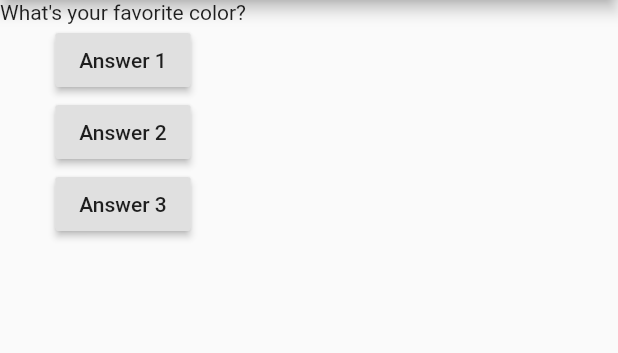
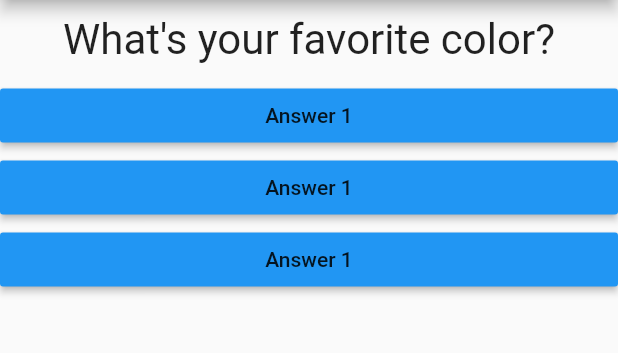
Before and after one commit to maximana99/FlutterApp, a Flutter app: the screen it shows after launch, on a phone screen of 412 x 824 dp, the part 84-437 px from its top. Run offline on Flutter 3.47's test engine with Material 2 defaults, Android fonts, the phone set to English and light mode, and no system bars.

Commit message:
Answer widget

```diff
--- /dev/null
+++ b/lib/answer.dart
@@ -0,0 +1,18 @@
+import 'package:flutter/material.dart';
+
+class Answer extends StatelessWidget {
+  final Function selectHandler;
+  Answer(this.selectHandler);
+
+  @override
+  Widget build(BuildContext context) {
+    return Container(
+      width: double.infinity,
+      child: RaisedButton(
+        color: Colors.blue,
+        child: Text('Answer 1'),
+        onPressed: selectHandler,
+      ),
+    );
+  }
+}
--- a/lib/main.dart
+++ b/lib/main.dart
@@ -1,6 +1,7 @@
 import 'package:flutter/material.dart';
 
 import './question.dart';
+import './answer.dart';
 
 // void main() {
 //   runApp(MyApp());
@@ -39,24 +40,12 @@ class _MyAppState extends State<MyApp> {
         ),
         body: Column(
           children: [
-            Text(
+            Question(
               questions[_questionIndex],
             ),
-            RaisedButton(
-              child: Text('Answer 1'),
-              onPressed: _answerQuestion,
-            ),
-            RaisedButton(
-              child: Text('Answer 2'),
-              onPressed: () => print('Answer 2 chosen!'),
-            ),
-            RaisedButton(
-              child: Text('Answer 3'),
-              onPressed: () {
-                // ...
-                print('Answer 3 chosen');
-              },
-            ),
+            Answer(_answerQuestion),
+            Answer(_answerQuestion),
+            Answer(_answerQuestion),
           ],
         ),
       ),
```
